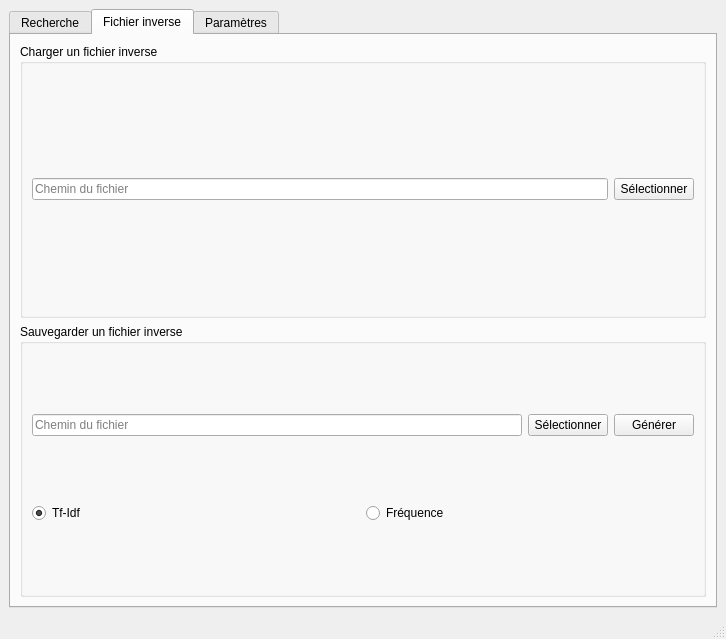
The window that MainWindow.ui (Hamza5/RI-TP) describes before a commit, drawn with Qt 5.
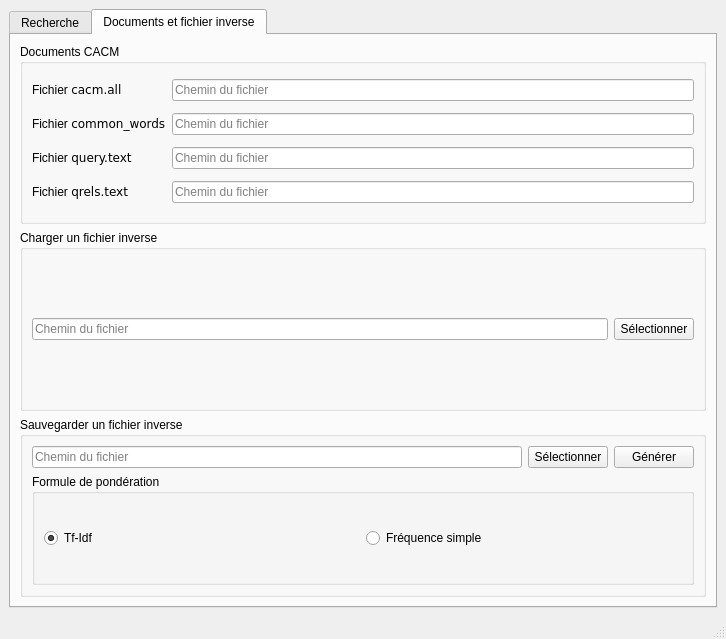
The same window after the commit. The open tabs and pages were chosen to show the change.

Commit message: Ajouter l'ouverture du document et les chemins des fichiers de CACM

```diff
--- a/MainWindow.ui
+++ b/MainWindow.ui
@@ -224,9 +224,74 @@
       </widget>
       <widget class="QWidget" name="inverseFileTab">
        <attribute name="title">
-        <string>Fichier inverse</string>
+        <string>Documents et fichier inverse</string>
        </attribute>
        <layout class="QVBoxLayout" name="verticalLayout_6">
+        <item>
+         <widget class="QGroupBox" name="cacmDocumentsGroupBox">
+          <property name="title">
+           <string>Documents CACM</string>
+          </property>
+          <layout class="QGridLayout" name="gridLayout">
+           <item row="0" column="0">
+            <widget class="QLabel" name="cacmAllFileLabel">
+             <property name="text">
+              <string>Fichier &lt;code&gt;cacm.all&lt;/code&gt;</string>
+             </property>
+            </widget>
+           </item>
+           <item row="0" column="1">
+            <widget class="QLineEdit" name="cacmAllFileLineEdit">
+             <property name="placeholderText">
+              <string>Chemin du fichier</string>
+             </property>
+            </widget>
+           </item>
+           <item row="3" column="0">
+            <widget class="QLabel" name="qrelsFileLabel">
+             <property name="text">
+              <string>Fichier &lt;code&gt;qrels.text&lt;/code&gt;</string>
+             </property>
+            </widget>
+           </item>
+           <item row="1" column="0">
+            <widget class="QLabel" name="commonWordsFileLabel">
+             <property name="text">
+              <string>Fichier &lt;code&gt;common_words&lt;/code&gt;</string>
+             </property>
+            </widget>
+           </item>
+           <item row="2" column="1">
+            <widget class="QLineEdit" name="queryFileLineEdit">
+             <property name="placeholderText">
+              <string>Chemin du fichier</string>
+             </property>
+            </widget>
+           </item>
+           <item row="1" column="1">
+            <widget class="QLineEdit" name="commonWordsFileLineEdit">
+             <property name="placeholderText">
+              <string>Chemin du fichier</string>
+             </property>
+            </widget>
+           </item>
+           <item row="2" column="0">
+            <widget class="QLabel" name="queryFileLabel">
+             <property name="text">
+              <string>Fichier &lt;code&gt;query.text&lt;/code&gt;</string>
+             </property>
+            </widget>
+           </item>
+           <item row="3" column="1">
+            <widget class="QLineEdit" name="qrelsFileLineEdit">
+             <property name="placeholderText">
+              <string>Chemin du fichier</string>
+             </property>
+            </widget>
+           </item>
+          </layout>
+         </widget>
+        </item>
         <item>
          <widget class="QGroupBox" name="loadInverseFileGroupBox">
           <property name="title">
@@ -285,6 +350,10 @@
             </layout>
            </item>
            <item>
+            <widget class="QGroupBox" name="saveInverseFileFormulaGroupBox">
+             <property name="title">
+              <string>Formule de pondération</string>
+             </property>
             <layout class="QHBoxLayout" name="saveInvefrseFileChoiceLayout">
              <item>
               <widget class="QRadioButton" name="saveInverseFileTfIdfRadioButton">
@@ -302,7 +371,7 @@
              <item>
               <widget class="QRadioButton" name="saveInverseFileFrequencyRadioButton">
                <property name="text">
-                <string>Fréquence</string>
+                 <string>Fréquence simple</string>
                </property>
                <property name="checked">
                 <bool>false</bool>
@@ -310,17 +379,13 @@
               </widget>
              </item>
             </layout>
+            </widget>
            </item>
           </layout>
          </widget>
         </item>
        </layout>
       </widget>
-      <widget class="QWidget" name="settingsTab">
-       <attribute name="title">
-        <string>Paramètres</string>
-       </attribute>
-      </widget>
      </widget>
     </item>
    </layout>
```
Left out of the diff: 22 changed lines with no effect on the pictures. Lines whose indentation alone changed are shown as unchanged. The commit also changes 4 other files.
